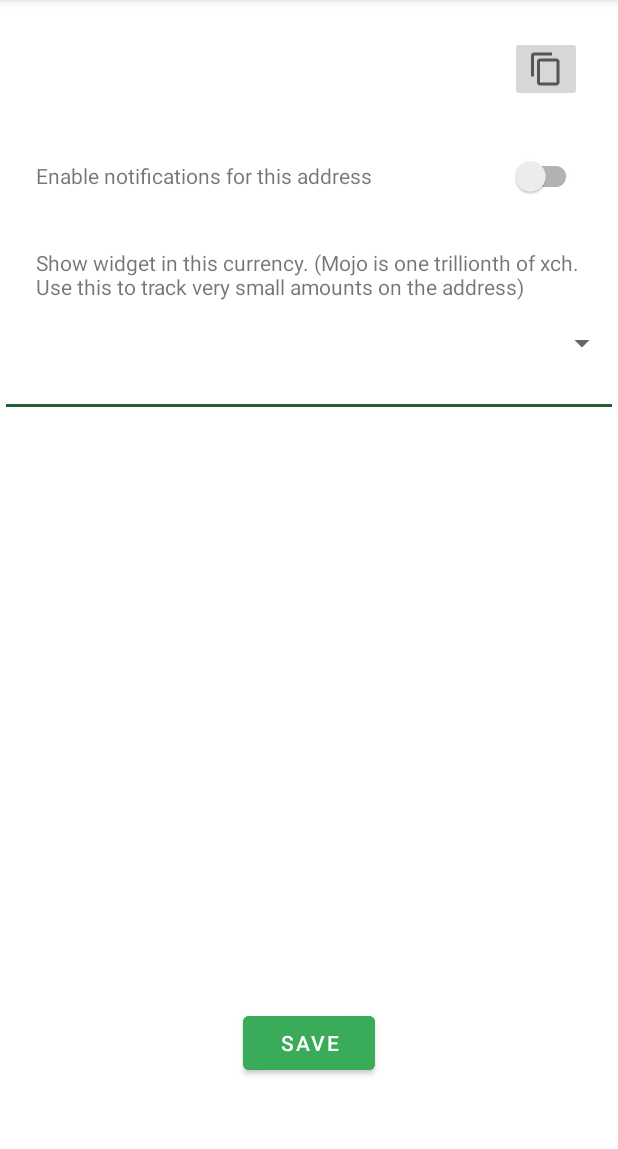
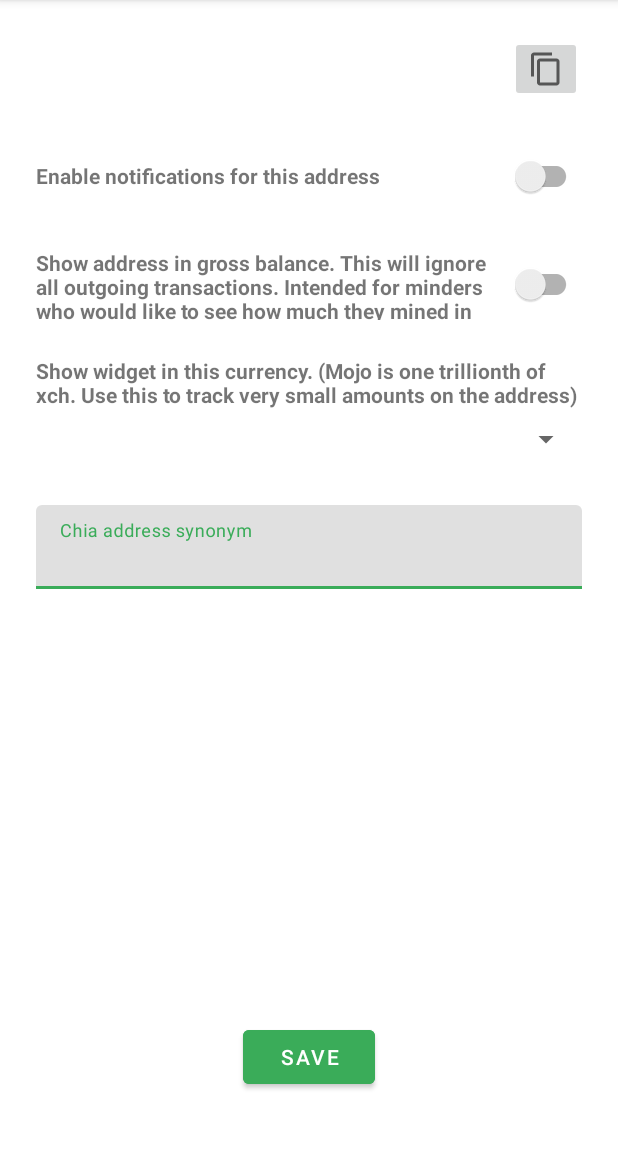
Before and after one commit to MrPet/ChiaAddressMonitor, an Android app: the fragment AddressDetailsFragment shown on its own in the app's theme, on a phone screen of 412 x 824 dp, the part 84-1233 px from its top. Run offline under Robolectric (Android 15) with nearby library versions, the phone set to English and light mode, and no system bars.

Commit message:
Adds possibility to show gross balance instead of actual net balance

```diff
--- a/app/src/main/java/ninja/bored/chiapublicaddressmonitor/model/AddressSettings.kt
+++ b/app/src/main/java/ninja/bored/chiapublicaddressmonitor/model/AddressSettings.kt
@@ -16,7 +16,8 @@ data class AddressSettings(
     @ColumnInfo(name = "chia_address_synonym") val chiaAddressSynonym: String?,
     @ColumnInfo(name = "update_time") val updateTime: Int, // in seconds
 //    @ColumnInfo(name = "precision") val precision: String?, not needed anymore
-    @ColumnInfo(name = "conversion_currency") val conversionCurrency: String?
+    @ColumnInfo(name = "conversion_currency") val conversionCurrency: String?,
+    @ColumnInfo(name = "use_gross_balance") val useGrossBalance: Boolean
 )
 
 @Dao
--- a/app/src/main/java/ninja/bored/chiapublicaddressmonitor/model/WidgetData.kt
+++ b/app/src/main/java/ninja/bored/chiapublicaddressmonitor/model/WidgetData.kt
@@ -14,8 +14,9 @@ import java.util.Date
 data class WidgetData(
     @PrimaryKey val chiaAddress: String,
     @ColumnInfo(name = "chia_amount") val chiaAmount: Double,
-    @ColumnInfo(name = "update_date") val updateDate: Date
-)
+    @ColumnInfo(name = "update_date") val updateDate: Date,
+    @ColumnInfo(name = "chia_gross_amount") val chiaGrossAmount: Double
+    )
 
 @Dao
 interface WidgetDataDao {
--- a/app/src/main/java/ninja/bored/chiapublicaddressmonitor/model/WidgetSettingsAndData.kt
+++ b/app/src/main/java/ninja/bored/chiapublicaddressmonitor/model/WidgetSettingsAndData.kt
@@ -22,6 +22,7 @@ interface WidgetSettingsAndDataDao {
         """
         SELECT  wd.chiaAddress,
                 wd.chia_amount,
+                wd.chia_gross_amount,
                 wd.update_date,
                 ws.chia_address,
                 ws.widgetID,
@@ -29,7 +30,8 @@ interface WidgetSettingsAndDataDao {
                 ase.show_notification AS ase_show_notification,
                 ase.chia_address_synonym AS ase_chia_address_synonym,
                 ase.chiaAddress AS ase_chiaAddress,
-                ase.conversion_currency AS ase_conversion_currency
+                ase.conversion_currency AS ase_conversion_currency,
+                ase.use_gross_balance AS ase_use_gross_balance
         FROM widget_data AS wd
         LEFT JOIN widget_settings AS ws
         ON ws.chia_address = wd.chiaAddress
--- a/app/src/main/res/layout/fragment_address_details.xml
+++ b/app/src/main/res/layout/fragment_address_details.xml
@@ -46,6 +46,7 @@
         android:layout_weight="1"
         android:gravity="center_vertical"
         android:text="@string/notification_activate_for_address"
+        android:textStyle="bold"
         app:layout_constraintBottom_toBottomOf="@id/address_has_notification"
         app:layout_constraintEnd_toStartOf="@+id/address_has_notification"
         app:layout_constraintStart_toStartOf="parent"
@@ -59,6 +60,31 @@
         android:layout_marginEnd="24dp"
         app:layout_constraintEnd_toEndOf="parent"
         app:layout_constraintTop_toTopOf="@id/enable_notifications_text" />
+
+    <androidx.appcompat.widget.AppCompatTextView
+        android:id="@+id/use_gross_balance_text"
+        android:layout_width="0dp"
+        android:layout_height="0dp"
+        android:layout_gravity="center_vertical"
+        android:layout_marginStart="24dp"
+        android:layout_marginTop="24dp"
+        android:layout_weight="1"
+        android:gravity="center_vertical"
+        android:text="@string/use_gross_balance_desciption"
+        android:textStyle="bold"
+        app:layout_constraintBottom_toBottomOf="@id/use_gross_balance"
+        app:layout_constraintEnd_toStartOf="@+id/use_gross_balance"
+        app:layout_constraintStart_toStartOf="parent"
+        app:layout_constraintTop_toBottomOf="@id/enable_notifications_text" />
+
+    <androidx.appcompat.widget.SwitchCompat
+        android:id="@+id/use_gross_balance"
+        android:layout_width="wrap_content"
+        android:layout_height="wrap_content"
+        android:layout_gravity="end"
+        android:layout_marginEnd="24dp"
+        app:layout_constraintEnd_toEndOf="parent"
+        app:layout_constraintTop_toTopOf="@id/use_gross_balance_text" />
 
 
 
@@ -99,17 +125,21 @@
         android:layout_weight="1"
         android:gravity="center_vertical"
         android:text="@string/show_widget_in_mojo"
+        android:textStyle="bold"
         app:layout_constraintEnd_toEndOf="parent"
         app:layout_constraintStart_toStartOf="parent"
-        app:layout_constraintTop_toBottomOf="@id/enable_notifications_text" />
+        app:layout_constraintTop_toBottomOf="@id/use_gross_balance_text" />
 
     <Spinner
         android:id="@+id/chia_convertion_spinner"
         android:layout_width="match_parent"
         android:layout_height="wrap_content"
-        android:layout_marginTop="16dp"
-        app:layout_constraintTop_toBottomOf="@+id/chia_address_show_in_mojo_text"
-        />
+        android:layout_marginStart="24dp"
+        android:layout_marginTop="8dp"
+        android:layout_marginEnd="24dp"
+        app:layout_constraintEnd_toEndOf="parent"
+        app:layout_constraintStart_toStartOf="parent"
+        app:layout_constraintTop_toBottomOf="@+id/chia_address_show_in_mojo_text" />
 
 
     <com.google.android.material.textfield.TextInputLayout
@@ -122,10 +152,7 @@
         android:hint="@string/chia_address_synonym_hint"
         app:layout_constraintEnd_toEndOf="parent"
         app:layout_constraintStart_toStartOf="parent"
-        app:layout_constraintTop_toBottomOf="@+id/chia_address_show_in_mojo_text">
-
-    </com.google.android.material.textfield.TextInputLayout>
-
+        app:layout_constraintTop_toBottomOf="@+id/chia_convertion_spinner">
 
         <com.google.android.material.textfield.TextInputEditText
             android:id="@+id/chia_address_synonym_text_input_edit_text"
@@ -134,8 +161,9 @@
             android:inputType="textAutoCorrect"
             android:maxLines="1"
             android:layout_marginTop="16dp"
-        app:layout_constraintTop_toBottomOf="@+id/chia_address_synonym_text_input_layout"
             />
+
+    </com.google.android.material.textfield.TextInputLayout>
 
     <Button
         android:id="@+id/save_address_settings_button"
--- a/app/src/main/res/values/strings.xml
+++ b/app/src/main/res/values/strings.xml
@@ -54,6 +54,7 @@
     <string name="copyAddressDescription">copy chia address to clipboard</string>
     <string name="copyAddressSuccessful">Address successfully copied to clipboard</string>
     <string name="copyAddressError">Error while copying address to clipboard</string>
+    <string name="use_gross_balance_desciption">Show address in gross balance. This will ignore all outgoing transactions. Intended for minders who would like to see how much they mined in total.</string>
 
 
 </resources>
```
Also changed, not shown: app/src/main/java/ninja/bored/chiapublicaddressmonitor/AddressDetailsFragment.kt (+14 -2 lines), app/src/main/java/ninja/bored/chiapublicaddressmonitor/adapter/ChiaAddressListAdapter.kt (+6 -1 lines), app/src/main/java/ninja/bored/chiapublicaddressmonitor/helpers/Slh.kt (+17 -3 lines), app/src/main/java/ninja/bored/chiapublicaddressmonitor/model/ChiaWidgetRoomsDatabase.kt (+22 -1 lines), 1 other file. Lines whose indentation alone changed are shown as unchanged.
